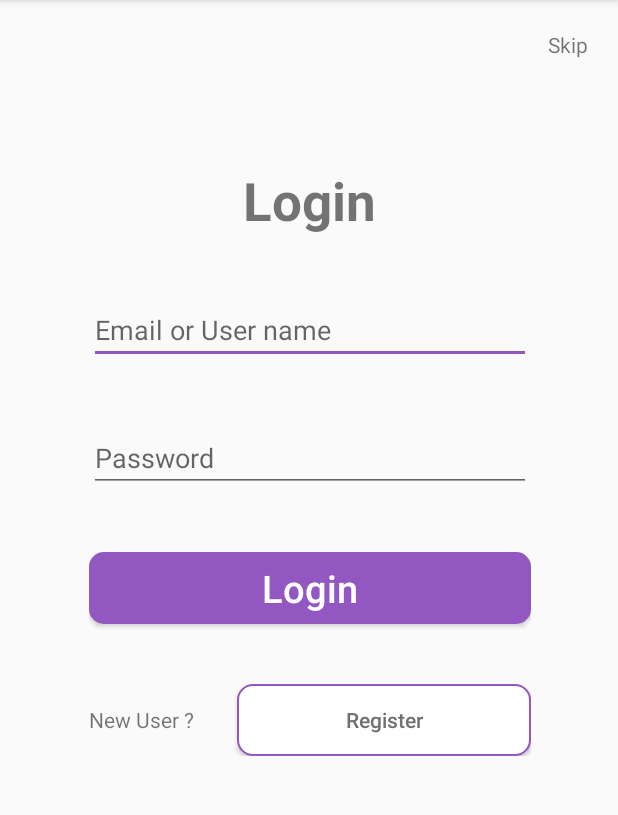
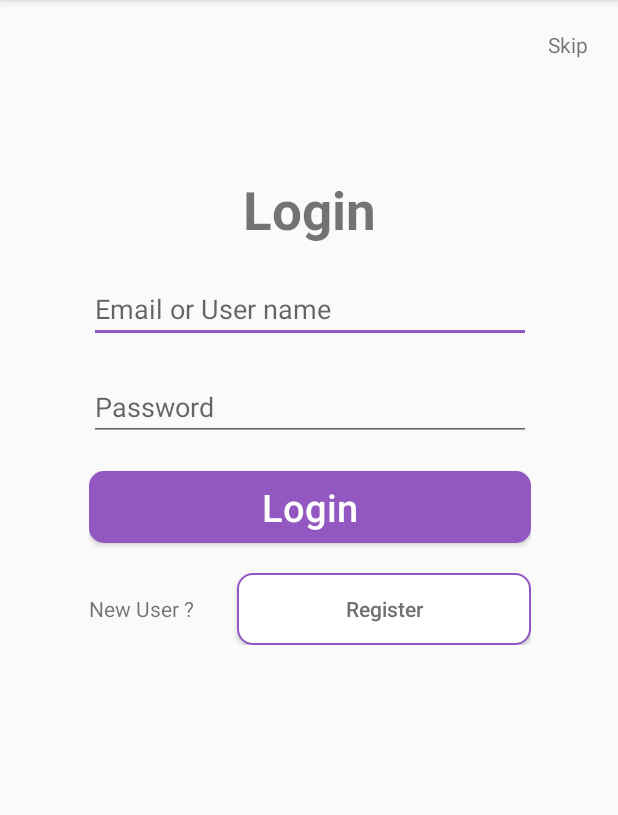
Before and after one commit to tusharpramanikbd/ecommerce-app, an Android app: the screen it shows after launch (LoginActivity), on a phone screen of 412 x 824 dp, the part 84-899 px from its top. Run offline under Robolectric (Android 15) with nearby library versions, the phone set to English and light mode, and no system bars; our stand-ins replace Room's generated code.

Commit message:
fixed different screen size problem for login view,signup ui implemented...

```diff
--- a/app/src/main/AndroidManifest.xml
+++ b/app/src/main/AndroidManifest.xml
@@ -38,7 +38,8 @@
         <activity android:name=".ShippingAndBillingAddressActivity" />
         <activity android:name=".PaymentMethodsActivity" />
         <activity android:name=".CartSummaryActivity" />
-        <activity android:name=".Activity.LoginActivity"></activity>
+        <activity android:name=".Activity.LoginActivity" />
+        <activity android:name=".Activity.SignUpActivity"></activity>
     </application>
 
 </manifest>
--- a/app/src/main/java/com/nitto/tushar/nrrii/Activity/LoginActivity.java
+++ b/app/src/main/java/com/nitto/tushar/nrrii/Activity/LoginActivity.java
@@ -1,15 +1,33 @@
 package com.nitto.tushar.nrrii.Activity;
 
+import android.content.Intent;
 import android.support.v7.app.AppCompatActivity;
 import android.os.Bundle;
+import android.support.v7.widget.AppCompatButton;
+import android.view.View;
 
 import com.nitto.tushar.nrrii.R;
 
 public class LoginActivity extends AppCompatActivity {
 
+    private AppCompatButton btnRegister;
+
     @Override
     protected void onCreate(Bundle savedInstanceState) {
         super.onCreate(savedInstanceState);
         setContentView(R.layout.activity_login);
+
+        initializeUI();
+
+        btnRegister.setOnClickListener(new View.OnClickListener() {
+            @Override
+            public void onClick(View v) {
+                startActivity(new Intent(LoginActivity.this, SignUpActivity.class) );
+            }
+        });
+    }
+
+    private void initializeUI() {
+        btnRegister = findViewById(R.id.btnRegister);
     }
 }
--- a/app/src/main/res/layout/activity_login.xml
+++ b/app/src/main/res/layout/activity_login.xml
@@ -1,18 +1,18 @@
 <?xml version="1.0" encoding="utf-8"?>
+
     <LinearLayout
         xmlns:android="http://schemas.android.com/apk/res/android"
         xmlns:app="http://schemas.android.com/apk/res-auto"
         xmlns:tools="http://schemas.android.com/tools"
         android:layout_width="match_parent"
         android:layout_height="match_parent"
-    tools:context=".Activity.LoginActivity"
         android:orientation="vertical">
 
         <LinearLayout
             android:layout_width="match_parent"
             android:layout_height="match_parent"
             android:orientation="vertical"
-        android:layout_weight=".3">
+            android:layout_weight=".35">
 
             <android.support.v7.widget.AppCompatTextView
                 android:layout_width="wrap_content"
@@ -30,7 +30,8 @@
             android:layout_width="match_parent"
             android:layout_height="match_parent"
             android:orientation="horizontal"
-        android:layout_weight=".1">
+            android:layout_weight=".1"
+            android:baselineAligned="false">
 
             <LinearLayout
                 android:layout_width="match_parent"
@@ -45,7 +46,8 @@
                 android:layout_height="match_parent"
                 android:orientation="vertical"
                 android:layout_weight=".1"
-            android:weightSum="5">
+                android:weightSum="5"
+                android:layout_marginTop="20dp">
 
                 <android.support.v7.widget.AppCompatTextView
                     android:layout_width="wrap_content"
@@ -55,21 +57,22 @@
                     android:textStyle="bold"
                     android:textSize="35sp"
                     android:layout_gravity="center"
-                android:layout_marginBottom="40dp" />
+                    android:layout_marginBottom="20dp" />
 
                 <android.support.v7.widget.AppCompatEditText
                     android:id="@+id/etEmailorUserName"
                     android:layout_width="match_parent"
                     android:layout_height="wrap_content"
                     android:hint="Email or User name"
-                android:layout_marginBottom="40dp" />
+                    android:layout_marginBottom="20dp" />
 
                 <android.support.v7.widget.AppCompatEditText
                     android:id="@+id/etPassword"
                     android:layout_width="match_parent"
                     android:layout_height="wrap_content"
                     android:hint="Password"
-                android:layout_marginBottom="40dp" />
+                    android:layout_marginBottom="20dp"
+                    android:inputType="textPassword"/>
 
                 <android.support.v7.widget.AppCompatButton
                     android:layout_width="match_parent"
@@ -77,7 +80,7 @@
                     android:text="Login"
                     android:textAllCaps="false"
                     android:textSize="25sp"
-                android:layout_marginBottom="40dp"
+                    android:layout_marginBottom="20dp"
                     android:textColor="@color/white"
                     android:background="@drawable/custom_button"/>
 
@@ -85,7 +88,7 @@
                     android:layout_width="match_parent"
                     android:layout_height="wrap_content"
                     android:orientation="horizontal"
-                android:layout_marginBottom="40dp">
+                    android:layout_marginBottom="20dp">
 
                     <android.support.v7.widget.AppCompatTextView
                         android:layout_width="match_parent"
@@ -94,11 +97,13 @@
                         android:layout_weight=".6"/>
 
                     <android.support.v7.widget.AppCompatButton
+                        android:id="@+id/btnRegister"
                         android:layout_width="match_parent"
                         android:layout_height="wrap_content"
                         android:text="Register"
                         android:textAllCaps="false"
                         android:layout_weight=".3"
+                        android:padding="5dp"
                         android:textColor="@color/ash"
                         android:background="@drawable/custom_button_with_border"/>
                 </LinearLayout>
@@ -113,20 +118,14 @@
 
             </LinearLayout>
 
-
-
-
         </LinearLayout>
 
         <LinearLayout
             android:layout_width="match_parent"
             android:layout_height="match_parent"
             android:orientation="vertical"
-        android:layout_weight=".3">
-
+            android:layout_weight=".35">
 
         </LinearLayout>
 
-
-
     </LinearLayout>
```
Also changed, not shown: app/src/main/java/com/nitto/tushar/nrrii/Activity/SignUpActivity.java (added, +15 -0 lines), app/src/main/res/layout/activity_sign_up.xml (added, +129 -0 lines). Lines whose indentation alone changed are shown as unchanged.
